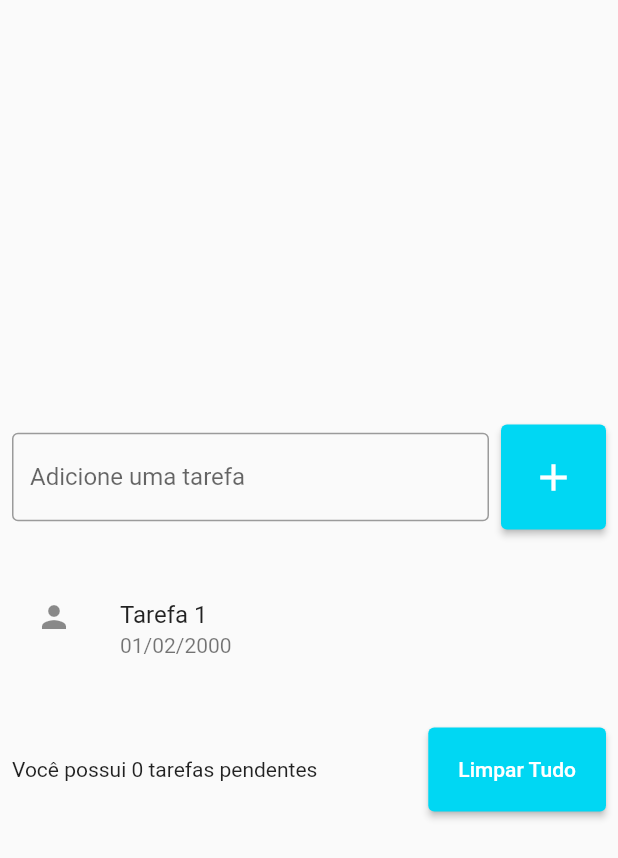
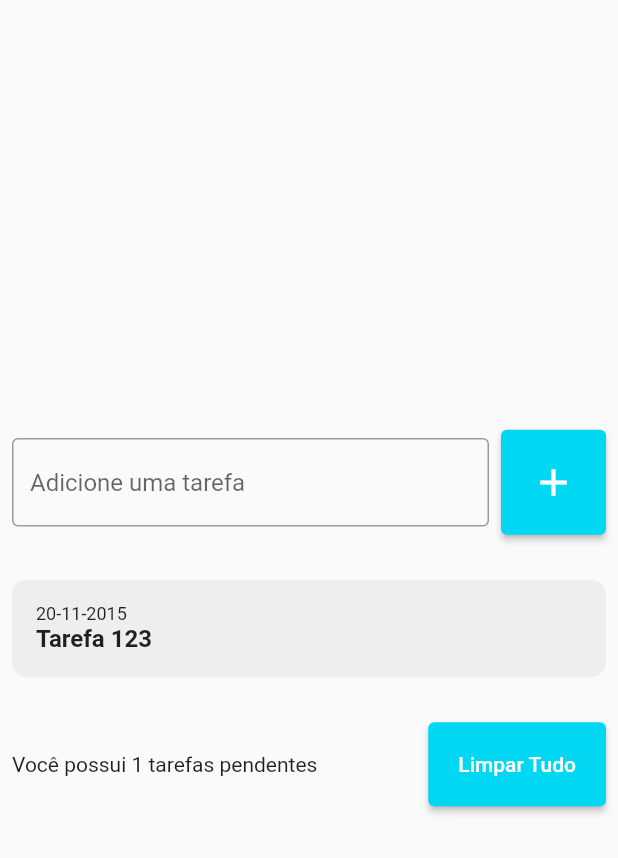
Before and after one commit to IagoAntunes/listtarefas, a Flutter app: the screen it shows after launch, after a tap on the "add" icon, on a phone screen of 412 x 824 dp. Shown: the top 858 px of the screen. Run offline on Flutter 3.47's test engine with Material 2 defaults, Android fonts, the phone set to English and light mode, and no system bars.

Commit message:
toDo style

```diff
--- /dev/null
+++ b/lib/Widgets/todo_list_item.dart
@@ -0,0 +1,29 @@
+import 'package:flutter/material.dart';
+import 'package:flutter/src/widgets/container.dart';
+import 'package:flutter/src/widgets/framework.dart';
+
+class TodoListItem extends StatelessWidget {
+  const TodoListItem({super.key});
+
+  @override
+  Widget build(BuildContext context) {
+    return Container(
+      decoration: BoxDecoration(
+        borderRadius: BorderRadius.circular(10),
+        color: Colors.grey[200],
+      ),
+      padding: const EdgeInsets.all(16),
+      child: Column(
+        crossAxisAlignment: CrossAxisAlignment.start,
+        children: [
+          Text(
+            "20-11-2015",
+            style: TextStyle(fontSize: 12),
+          ),
+          Text("Tarefa 123",
+              style: TextStyle(fontSize: 16, fontWeight: FontWeight.w600))
+        ],
+      ),
+    );
+  }
+}
--- a/lib/main.dart
+++ b/lib/main.dart
@@ -4,7 +4,7 @@ import 'package:flutter/material.dart';
 import 'pages/todo_list_page.dart';
 
 void main() {
-  runApp(MyApp());
+  runApp(const MyApp());
 }
 
 class MyApp extends StatelessWidget {
--- a/lib/pages/todo_list_page.dart
+++ b/lib/pages/todo_list_page.dart
@@ -1,7 +1,18 @@
 import 'package:flutter/material.dart';
 
-class ToDoListPage extends StatelessWidget {
+import '../Widgets/todo_list_item.dart';
+
+class ToDoListPage extends StatefulWidget {
   ToDoListPage({super.key});
+
+  @override
+  State<ToDoListPage> createState() => _ToDoListPageState();
+}
+
+class _ToDoListPageState extends State<ToDoListPage> {
+  List<String> todos = [];
+
+  TextEditingController todoController = TextEditingController();
 
   @override
   Widget build(BuildContext context) {
@@ -14,8 +25,9 @@ class ToDoListPage extends StatelessWidget {
           children: [
             Row(
               children: [
-                const Expanded(
+                Expanded(
                   child: TextField(
+                    controller: todoController,
                     decoration: InputDecoration(
                         border: OutlineInputBorder(),
                         hintText: "Adicione uma tarefa"),
@@ -25,7 +37,13 @@ class ToDoListPage extends StatelessWidget {
                   width: 8,
                 ),
                 ElevatedButton(
-                  onPressed: () {},
+                  onPressed: () {
+                    String text = todoController.text;
+                    setState(() {
+                      todos.add(text);
+                    });
+                    todoController.clear();
+                  },
                   child: Icon(
                     Icons.add,
                     size: 30,
@@ -39,23 +57,22 @@ class ToDoListPage extends StatelessWidget {
             const SizedBox(
               height: 30,
             ),
-            ListView(
-              shrinkWrap: true,
-              children: [
-                ListTile(
-                  leading: Icon(Icons.person),
-                  title: Text('Tarefa 1'),
-                  subtitle: Text('01/02/2000'),
-                  onTap: () {},
-                )
-              ],
+            Flexible(
+              child: ListView(
+                shrinkWrap: true,
+                children: [
+                  for (String todo in todos) TodoListItem(),
+                ],
+              ),
             ),
             const SizedBox(
               height: 30,
             ),
             Row(
               children: [
-                const Expanded(child: Text("Você possui 0 tarefas pendentes")),
+                Expanded(
+                    child:
+                        Text("Você possui ${todos.length} tarefas pendentes")),
                 const SizedBox(width: 8),
                 ElevatedButton(
                     onPressed: () {},
```
